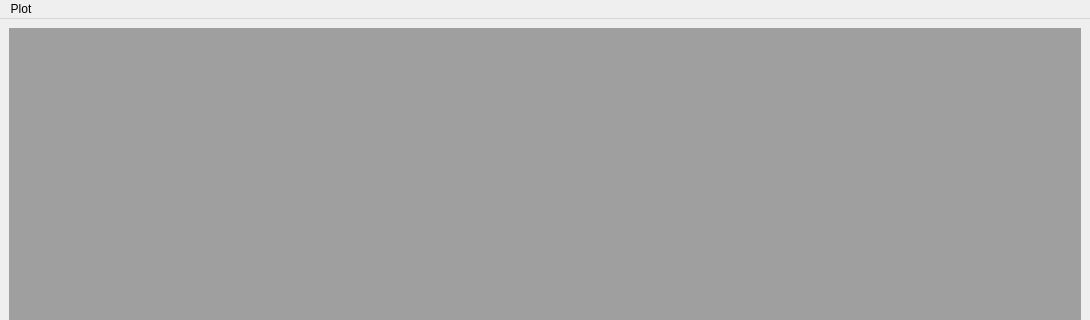
The window that vombatlib/plotter2d/maindialog.ui (luca-penasa/vombat) describes before a commit, drawn with Qt 5; both pictures show x 0 to 1090 and y 0 to 320 of the 1090 by 664 pixel window.
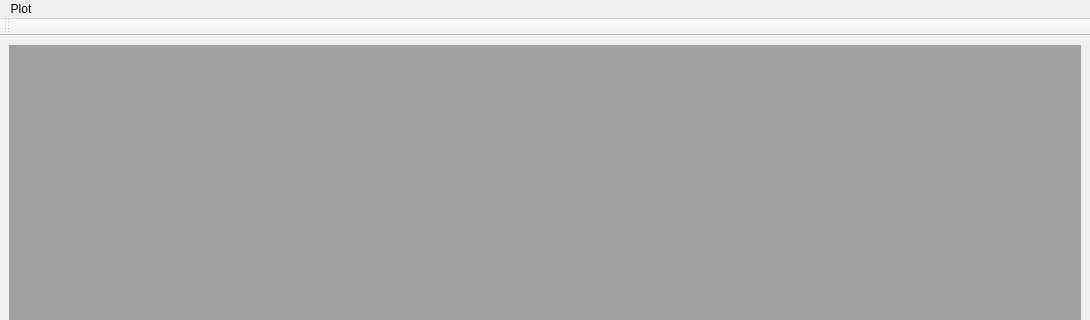
The same window after the commit. Icons and pictures are not drawn.

```diff
--- a/vombatlib/plotter2d/maindialog.ui
+++ b/vombatlib/plotter2d/maindialog.ui
@@ -39,6 +39,17 @@
    <addaction name="menuFile"/>
   </widget>
   <widget class="QStatusBar" name="statusbar"/>
+  <widget class="QToolBar" name="toolBar">
+   <property name="windowTitle">
+    <string>toolBar</string>
+   </property>
+   <attribute name="toolBarArea">
+    <enum>TopToolBarArea</enum>
+   </attribute>
+   <attribute name="toolBarBreak">
+    <bool>false</bool>
+   </attribute>
+  </widget>
   <action name="actionExport">
    <property name="icon">
     <iconset resource="../../../../qCC/icones.qrc">
```
Left out of the diff: 2 changed lines with no effect on the pictures.
